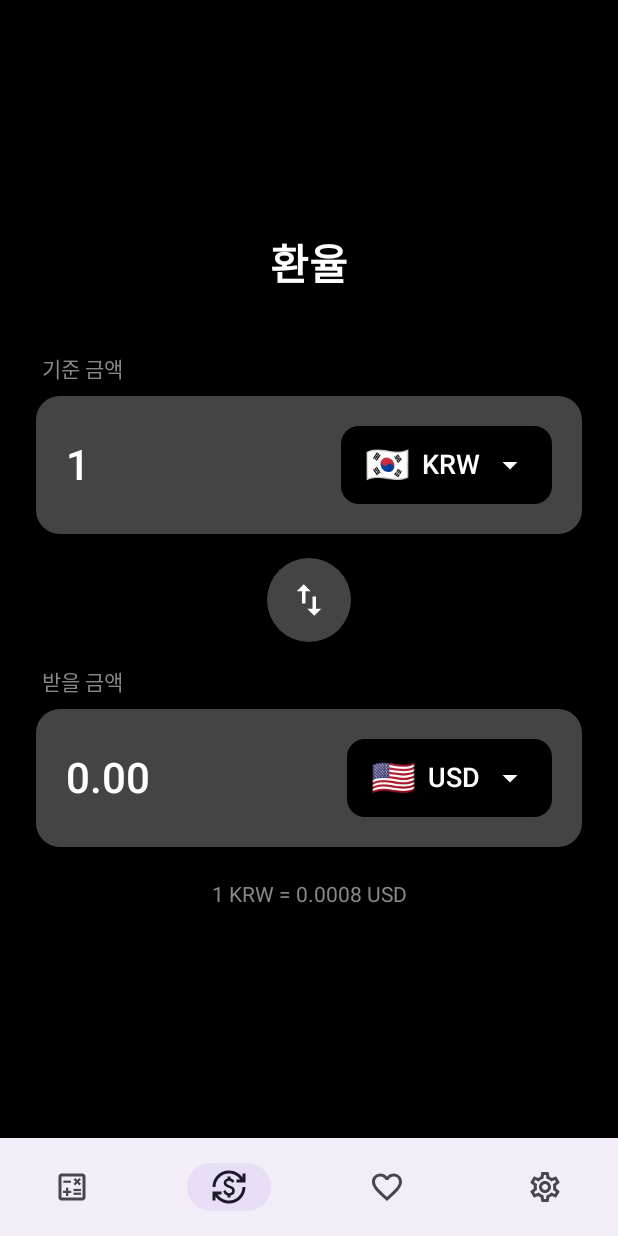
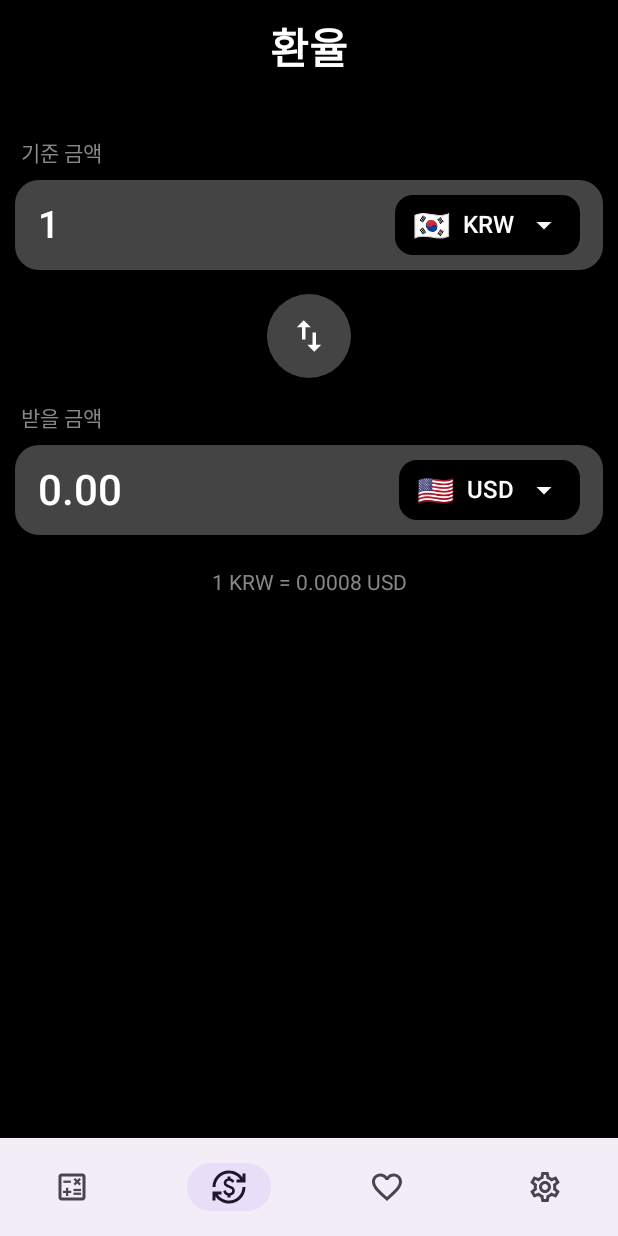
Before and after one commit to DeokWooAhn/CalcMoney, an Android app built with Jetpack Compose: the exchange screen opened through its navigation route, on a phone screen of 412 x 824 dp. Run offline under Robolectric (Android 15) with nearby library versions, the light colour scheme and no system bars; our stand-ins replace Dagger/Hilt's generated code.

Commit message:
환율 스크린 ui 수정

```diff
--- a/presentation/src/main/java/com/ahn/presentation/ui/component/CurrencySelector.kt
+++ b/presentation/src/main/java/com/ahn/presentation/ui/component/CurrencySelector.kt
@@ -48,17 +48,17 @@ fun CurrencySelector(
         modifier = modifier
             .background(backgroundColor, RoundedCornerShape(12.dp))
             .clickable { showDialog = true }
-            .padding(horizontal = 16.dp, vertical = 12.dp),
+            .padding(horizontal = 12.dp, vertical = 8.dp),
         horizontalArrangement = Arrangement.spacedBy(8.dp),
         verticalAlignment = Alignment.CenterVertically,
     ) {
         Text(
             text = selectedCurrency.flagEmoji,
-            fontSize = 24.sp,
+            fontSize = 20.sp,
         )
         Text(
             text = selectedCurrency.code,
-            fontSize = 18.sp,
+            fontSize = 16.sp,
             fontWeight = FontWeight.SemiBold,
             color = textColor,
         )
--- a/presentation/src/main/java/com/ahn/presentation/ui/screen/exchange/ExchangeScreen.kt
+++ b/presentation/src/main/java/com/ahn/presentation/ui/screen/exchange/ExchangeScreen.kt
@@ -9,12 +9,15 @@ import androidx.compose.foundation.layout.Spacer
 import androidx.compose.foundation.layout.fillMaxSize
 import androidx.compose.foundation.layout.fillMaxWidth
 import androidx.compose.foundation.layout.height
+import androidx.compose.foundation.layout.imePadding
 import androidx.compose.foundation.layout.padding
 import androidx.compose.foundation.layout.size
 import androidx.compose.foundation.layout.width
+import androidx.compose.foundation.rememberScrollState
 import androidx.compose.foundation.shape.RoundedCornerShape
 import androidx.compose.foundation.text.BasicTextField
 import androidx.compose.foundation.text.KeyboardOptions
+import androidx.compose.foundation.verticalScroll
 import androidx.compose.material.icons.Icons
 import androidx.compose.material.icons.filled.SwapVert
 import androidx.compose.material3.Icon
@@ -88,10 +91,13 @@ fun ExchangeScreen(
             modifier = Modifier
                 .fillMaxSize()
                 .padding(paddingValues)
-                .padding(24.dp),
-            verticalArrangement = Arrangement.Center,
+                .padding(10.dp)
+                .verticalScroll(rememberScrollState())
+                .imePadding(),
+            verticalArrangement = Arrangement.Top,
             horizontalAlignment = Alignment.CenterHorizontally
         ) {
+
             Text(
                 text = "환율",
                 fontSize = 28.sp,
@@ -177,7 +183,7 @@ private fun ExchangeInputContainer(
             modifier = Modifier
                 .fillMaxWidth()
                 .background(Color.DarkGray, RoundedCornerShape(16.dp))
-                .padding(20.dp),
+                .padding(15.dp, 10.dp),
             horizontalArrangement = Arrangement.SpaceBetween,
             verticalAlignment = Alignment.CenterVertically,
         ) {
@@ -187,7 +193,7 @@ private fun ExchangeInputContainer(
                     onValueChange = onAmountChange,
                     textStyle = TextStyle(
                         color = Color.White,
-                        fontSize = 28.sp,
+                        fontSize = 25.sp,
                         fontWeight = FontWeight.SemiBold
                     ),
                     keyboardOptions = KeyboardOptions(keyboardType = KeyboardType.Decimal),
```
